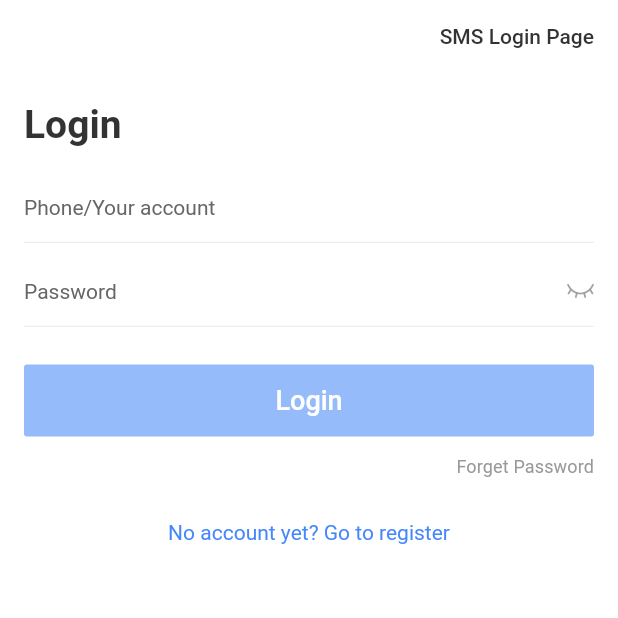
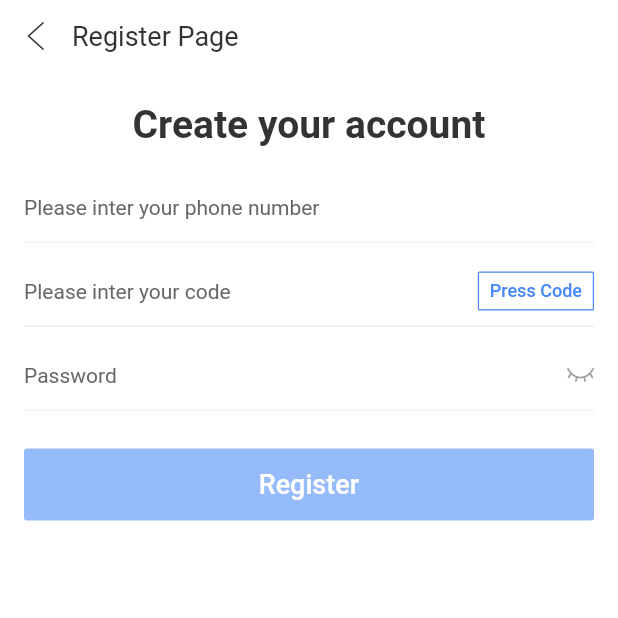
Before and after one commit to leanhtuan1994/beer_app, a Flutter app: the screen it shows after launch, after a tap on "No account yet? Go to register", on a phone screen of 412 x 824 dp, the top half of it. Run offline on Flutter 3.47's test engine with Material 2 defaults, Android fonts, the phone set to English and light mode, and no system bars; drawn by our look-alikes of oktoast; our stand-ins replace cached_network_image, fluro, flutter_swiper, keyboard_actions, rxdart, webview_flutter; missing offline and left inert: common_utils, flustars; statements that could not run were skipped.

Commit message:
- Done login page

```diff
--- a/lib/login/login_router.dart
+++ b/lib/login/login_router.dart
@@ -2,6 +2,10 @@ import 'package:fluro/fluro.dart';
 import 'package:practice_project/login/page/login_page.dart';
 import 'package:practice_project/login/page/sms_login_page.dart';
 import 'package:practice_project/routers/router_init.dart';
+
+import 'page/register_page.dart';
+import 'page/reset_password_page.dart';
+import 'page/update_password_page.dart';
 
 class LoginRouter implements IRouterProvider {
   static String loginPage = "/login";
@@ -13,9 +17,9 @@ class LoginRouter implements IRouterProvider {
   @override
   void initRouter(Router router) {
     router.define(loginPage, handler: Handler(handlerFunc: (_, params) => LoginPage()));
-//    router.define(registerPage, handler: Handler(handlerFunc: (_, params) => RegisterPage()));
+    router.define(registerPage, handler: Handler(handlerFunc: (_, params) => RegisterPage()));
     router.define(smsLoginPage, handler: Handler(handlerFunc: (_, params) => SMSLoginPage()));
-//    router.define(resetPasswordPage, handler: Handler(handlerFunc: (_, params) => ResetPasswordPage()));
-//    router.define(updatePasswordPage, handler: Handler(handlerFunc: (_, params) => UpdatePasswordPage()));
+    router.define(resetPasswordPage, handler: Handler(handlerFunc: (_, params) => ResetPasswordPage()));
+    router.define(updatePasswordPage, handler: Handler(handlerFunc: (_, params) => UpdatePasswordPage()));
   }
 }
--- a/lib/login/page/register_page.dart
+++ b/lib/login/page/register_page.dart
@@ -0,0 +1,132 @@
+import 'package:flutter/foundation.dart';
+import 'package:flutter/material.dart';
+import 'package:keyboard_actions/keyboard_actions.dart';
+import 'package:practice_project/res/gaps.dart';
+import 'package:practice_project/res/styles.dart';
+import 'package:practice_project/util/toast.dart';
+import 'package:practice_project/util/utils.dart';
+import 'package:practice_project/widgets/app_bar.dart';
+import 'package:practice_project/widgets/my_button.dart';
+import 'package:practice_project/widgets/text_field.dart';
+
+class RegisterPage extends StatefulWidget {
+  @override
+  _RegisterPageState createState() => _RegisterPageState();
+}
+
+class _RegisterPageState extends State<RegisterPage> {
+  TextEditingController _nameController = TextEditingController();
+  TextEditingController _vCodeController = TextEditingController();
+  TextEditingController _passController = TextEditingController();
+  final FocusNode _nodeText1 = FocusNode();
+  final FocusNode _nodeText2 = FocusNode();
+  final FocusNode _nodeText3 = FocusNode();
+  bool _isClick = false;
+
+  @override
+  void initState() {
+    _nameController.addListener(_verify);
+    _vCodeController.addListener(_verify);
+    _passController.addListener(_verify);
+    super.initState();
+  }
+
+  void _verify() {
+    String name = _nameController.text;
+    String vCode = _vCodeController.text;
+    String password = _passController.text;
+    bool isClick = true;
+    if (name.isEmpty || name.length < 11) {
+      isClick = false;
+    }
+    if (vCode.isEmpty || vCode.length < 6) {
+      isClick = false;
+    }
+    if (password.isEmpty || password.length < 6) {
+      isClick = false;
+    }
+    if (isClick != _isClick) {
+      setState(() {
+        _isClick = isClick;
+      });
+    }
+  }
+
+  void _register() {}
+
+  _buildBody() {
+    return Padding(
+      padding: const EdgeInsets.only(left: 16.0, right: 16.0, top: 20.0),
+      child: Column(
+        crossAxisAlignment: CrossAxisAlignment.center,
+        children: <Widget>[
+          Text(
+            'Create your account',
+            style: TextStyles.textBold26,
+          ),
+          Gaps.vGap16,
+          MyTextField(
+            key: const Key('phone'),
+            focusNode: _nodeText1,
+            config: Utils.getKeyboardActionsConfig(
+                context, [_nodeText1, _nodeText2, _nodeText3]),
+            controller: _nameController,
+            maxLength: 11,
+            keyboardType: TextInputType.phone,
+            hintText: "Please inter your phone number",
+          ),
+          Gaps.vGap8,
+          MyTextField(
+            key: const Key('vcode'),
+            focusNode: _nodeText2,
+            controller: _vCodeController,
+            keyboardType: TextInputType.number,
+            getVCode: () async {
+              if (_nameController.text.length == 11) {
+                Toast.show("");
+                return true;
+              } else {
+                Toast.show("Your code not correct!");
+                return false;
+              }
+            },
+            maxLength: 6,
+            hintText: "Please inter your code",
+          ),
+          Gaps.vGap8,
+          MyTextField(
+            key: const Key('password'),
+            keyName: 'password',
+            focusNode: _nodeText3,
+            isInputPwd: true,
+            controller: _passController,
+            keyboardType: TextInputType.visiblePassword,
+            maxLength: 16,
+            hintText: "Password",
+          ),
+          Gaps.vGap10,
+          Gaps.vGap15,
+          MyButton(
+            key: const Key('register'),
+            onPressed: _isClick ? _register : null,
+            text: "Register",
+          )
+        ],
+      ),
+    );
+  }
+
+  @override
+  Widget build(BuildContext context) {
+    return Scaffold(
+      appBar: MyAppBar(title: 'Register Page'),
+      body: defaultTargetPlatform == TargetPlatform.iOS
+          ? FormKeyboardActions(
+              child: _buildBody(),
+            )
+          : SingleChildScrollView(
+              child: _buildBody(),
+            ),
+    );
+  }
+}
--- a/lib/routers/routers.dart
+++ b/lib/routers/routers.dart
@@ -1,11 +1,10 @@
-
-
 
 import 'package:fluro/fluro.dart';
 import 'package:flutter/material.dart';
 import 'package:practice_project/home/home_page.dart';
 import 'package:practice_project/home/webview_page.dart';
 import 'package:practice_project/login/login_router.dart';
+import 'package:practice_project/store/store_router.dart';
 
 import '404.dart';
 import 'router_init.dart';
@@ -40,7 +39,7 @@ class Routes {
      _listRouter.add(LoginRouter());
     // _listRouter.add(GoodsRouter());
     // _listRouter.add(OrderRouter());
-    // _listRouter.add(StoreRouter());
+     _listRouter.add(StoreRouter());
     // _listRouter.add(AccountRouter());
     // _listRouter.add(SettingRouter());
     // _listRouter.add(StatisticsRouter());
--- /dev/null
+++ b/lib/store/store_router.dart
@@ -0,0 +1,18 @@
+import 'package:fluro/fluro.dart';
+import 'package:practice_project/routers/router_init.dart';
+
+import 'page/store_audit_page.dart';
+import 'page/store_audit_result_page.dart';
+
+class StoreRouter implements IRouterProvider {
+  static String auditPage = "/store/audit";
+  static String auditResultPage = "/store/auditResult";
+
+  @override
+  void initRouter(Router router) {
+    router.define(auditPage,
+        handler: Handler(handlerFunc: (_, params) => StoreAuditPage()));
+    router.define(auditResultPage,
+        handler: Handler(handlerFunc: (_, params) => StoreAuditResultPage()));
+  }
+}
```
Also changed, not shown: lib/login/page/login_page.dart (+5 -5 lines), lib/login/page/reset_password_page.dart (+125 -0 lines), lib/login/page/update_password_page.dart (+105 -0 lines), lib/store/page/store_audit_page.dart (added, +20 -0 lines), lib/store/page/store_audit_result_page.dart (added, +17 -0 lines), lib/login/page/sms_login_page.dart (line endings or trailing spaces), 1 other file.
